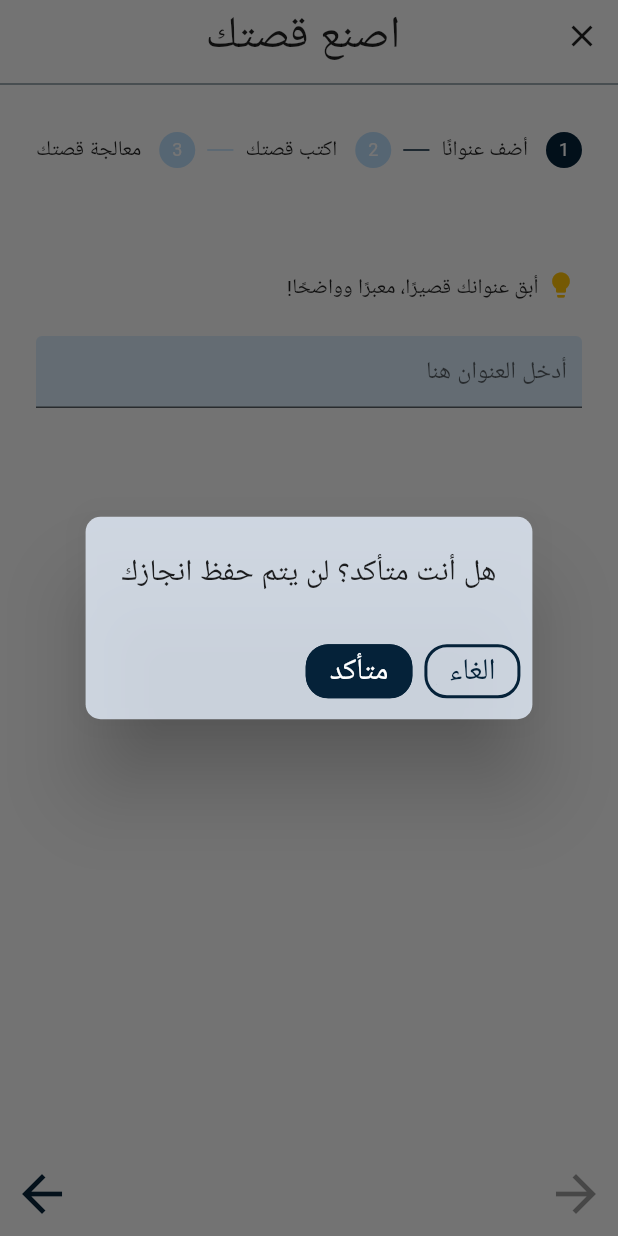
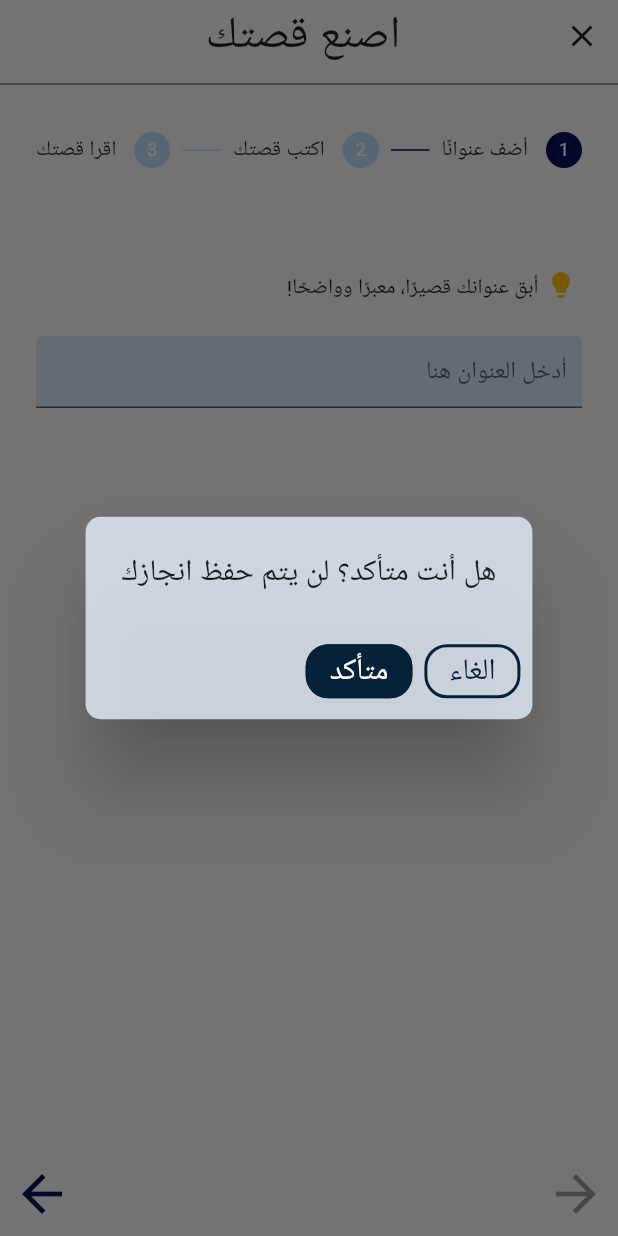
Before and after one commit to Lujain-M02/2023-GP1-6, a Flutter app: the CreateStory screen opened directly, after a tap on the "close" icon, on a phone screen of 412 x 824 dp. Run offline on Flutter 3.47's test engine with Material 2 defaults, Android fonts, the phone set to English and light mode, and no system bars; our stand-ins replace animate_do, animated_text_kit, cloud_firestore, firebase_auth, firebase_core, font_awesome_flutter and 3 more; accounts and stored records are empty.

Commit message:
UI modification

```diff
--- a/your_story/lib/pages/create_story_pages/create_story.dart
+++ b/your_story/lib/pages/create_story_pages/create_story.dart
@@ -8,6 +8,7 @@ import 'package:your_story/pages/create_story_pages/create_story_final.dart';
 import 'package:your_story/alerts.dart';
 import 'story_clauses.dart';
 import 'error_message_holder.dart';
+import 'package:your_story/style.dart';
 
 class CreateStory extends StatefulWidget {
   const CreateStory({Key? key}) : super(key: key);
@@ -52,7 +53,7 @@ class _CreateStory extends State<CreateStory> {
           isActive: _activeStepIndex >= 1,
         ),
         Step(
-          title: const Text('معالجة قصتك'),
+          title: const Text('اقرا قصتك'),
           content: CreateStoryFinal(
               title: storyTitel.text, content: storyContent.text),
           state: stepState(2),
@@ -117,7 +118,7 @@ class _CreateStory extends State<CreateStory> {
                         connectorColor:
                             MaterialStateProperty.resolveWith((states) {
                           if (states.contains(MaterialState.selected)) {
-                            return const Color.fromARGB(255, 5, 34, 57);
+                            return YourStoryStyle.titleColor;
                           } else if (states.contains(MaterialState.disabled)) {
                             return const Color.fromARGB(255, 187, 222, 251);
                           } else {
@@ -149,7 +150,7 @@ class _CreateStory extends State<CreateStory> {
             children: [
               IconButton(
                 iconSize: 40,
-                color: const Color.fromARGB(255, 9, 37, 59),
+                color: YourStoryStyle.titleColor,
                 icon: const Icon(Icons.arrow_back),
                 onPressed: _activeStepIndex > 0
                     ? () {
@@ -177,10 +178,10 @@ class _CreateStory extends State<CreateStory> {
                       );
                     },
                     style: OutlinedButton.styleFrom(
-                      backgroundColor: const Color.fromARGB(255, 5, 34, 57),
+                      backgroundColor: YourStoryStyle.titleColor,
                       foregroundColor: Colors.white,
-                      side: const BorderSide(
-                        color: Color.fromARGB(255, 5, 34, 57),
+                      side: BorderSide(
+                        color: YourStoryStyle.titleColor,
                         width: 2,
                       ),
                       shape: RoundedRectangleBorder(
@@ -193,7 +194,7 @@ class _CreateStory extends State<CreateStory> {
               else
                 IconButton(
                   iconSize: 40,
-                  color: const Color.fromARGB(255, 9, 37, 59),
+                  color: YourStoryStyle.titleColor,
                   icon: const Icon(Icons.arrow_forward),
                   onPressed: _activeStepIndex != 2
                       ? () {
--- a/your_story/lib/pages/create_story_pages/create_story_content.dart
+++ b/your_story/lib/pages/create_story_pages/create_story_content.dart
@@ -44,6 +44,24 @@ class CreateStoryContent extends StatelessWidget {
             ),
           ),
         ),
+        Container(
+            height: 50,
+            width: 350,
+            decoration: const BoxDecoration(
+              color: Color.fromARGB(123, 187, 222, 251),
+              borderRadius: BorderRadius.all(Radius.circular(10))
+            ),
+            padding: const EdgeInsets.all(8.0),
+            child: Center(
+              child: Text(
+                title,
+                style: const TextStyle(fontSize: 18, color: Colors.black ),
+              ),
+            ),
+          ),
+          const SizedBox(
+            height: 20,
+          ),
 
         /*Form(
           autovalidateMode: AutovalidateMode.always,
--- a/your_story/lib/pages/create_story_pages/create_story_final.dart
+++ b/your_story/lib/pages/create_story_pages/create_story_final.dart
@@ -10,16 +10,38 @@ class CreateStoryFinal extends StatelessWidget {
       color: Colors.transparent,
       child: Column(
         children: [
-          Text(
-            "العنوان : $title",
-            style: const TextStyle(fontSize: 20, color: Colors.black),
+          Container(
+            height: 50,
+            width: 350,
+            decoration: const BoxDecoration(
+              color: Color.fromARGB(123, 187, 222, 251),
+              borderRadius: BorderRadius.all(Radius.circular(10))
+            ),
+            padding: const EdgeInsets.all(8.0),
+            child: Center(
+              child: Text(
+                title,
+                style: const TextStyle(fontSize: 20, color: Colors.black ),
+              ),
+            ),
           ),
           const SizedBox(
-            height: 7,
+            height: 20,
           ),
-          Text(
-            content,
-            style: const TextStyle(fontSize: 20, color: Colors.black),
+          Container(
+            //height: 50,
+            width: 350,
+            decoration: const BoxDecoration(
+              color: Color.fromARGB(123, 187, 222, 251),
+              borderRadius: BorderRadius.all(Radius.circular(10))
+            ),
+            padding: const EdgeInsets.all(8.0),
+            child: Center(
+              child: Text(
+                content,
+                style: const TextStyle(fontSize: 20, color: Colors.black ),
+              ),
+            ),
           ),
         ],
       ),
```
